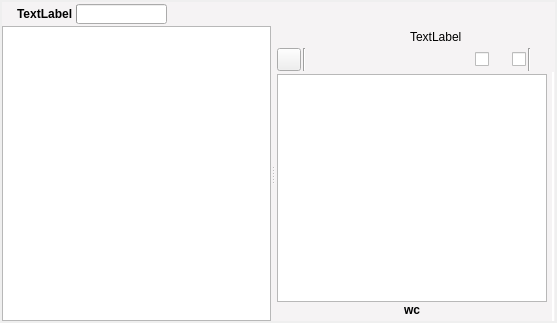
This is ui/manuscript_view.ui in zkovari/plotlyst as Qt 5 draws it before an edit. The edited form follows.
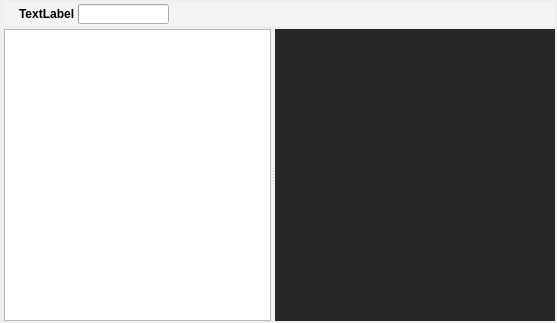
This is the edited form. The open tabs and pages were chosen to show the change. Custom widgets are drawn as their Qt base class.

Commit message:
Refactor distraction-free editor (#345)
* Refactor distraction-free editor

* Refactor distraction-free editor

```diff
--- a/ui/manuscript_view.ui
+++ b/ui/manuscript_view.ui
@@ -21,10 +21,10 @@
   </property>
   <layout class="QVBoxLayout" name="verticalLayout_2">
    <property name="spacing">
-    <number>0</number>
+    <number>3</number>
    </property>
    <property name="leftMargin">
-    <number>2</number>
+    <number>4</number>
    </property>
    <property name="topMargin">
     <number>2</number>
@@ -176,6 +176,16 @@
       </attribute>
      </widget>
      <widget class="QStackedWidget" name="stackedWidget">
+      <property name="styleSheet">
+       <string notr="true">#pageDistractionFree {
+background-color: rgb(39, 39, 39);
+}
+
+</string>
+      </property>
+      <property name="lineWidth">
+       <number>0</number>
+      </property>
       <property name="currentIndex">
        <number>0</number>
       </property>
@@ -428,7 +438,7 @@
               <number>2</number>
              </property>
              <property name="rightMargin">
-              <number>2</number>
+              <number>4</number>
              </property>
              <property name="bottomMargin">
               <number>2</number>
@@ -549,6 +559,25 @@
        </layout>
       </widget>
       <widget class="QWidget" name="pageEmpty"/>
+      <widget class="QWidget" name="pageDistractionFree">
+       <layout class="QVBoxLayout" name="verticalLayout_4">
+        <property name="spacing">
+         <number>3</number>
+        </property>
+        <property name="leftMargin">
+         <number>0</number>
+        </property>
+        <property name="topMargin">
+         <number>0</number>
+        </property>
+        <property name="rightMargin">
+         <number>0</number>
+        </property>
+        <property name="bottomMargin">
+         <number>0</number>
+        </property>
+       </layout>
+      </widget>
      </widget>
     </widget>
    </item>
@@ -570,17 +599,17 @@
    <extends>QTreeView</extends>
    <header>src.main.python.plotlyst.view.widget.scenes</header>
   </customwidget>
+  <customwidget>
+   <class>SprintWidget</class>
+   <extends>QWidget</extends>
+   <header>src.main.python.plotlyst.view.widget.manuscript</header>
+   <container>1</container>
+  </customwidget>
   <customwidget>
    <class>WordsDisplay</class>
    <extends>QLabel</extends>
    <header>src.main.python.plotlyst.view.widget.display</header>
   </customwidget>
-  <customwidget>
-   <class>SprintWidget</class>
-   <extends>QWidget</extends>
-   <header>src.main.python.plotlyst.view.widget.manuscript</header>
-   <container>1</container>
-  </customwidget>
   <customwidget>
    <class>ManuscriptTextEditor</class>
    <extends>QTextEdit</extends>
```
The commit also changes 6 other files.
